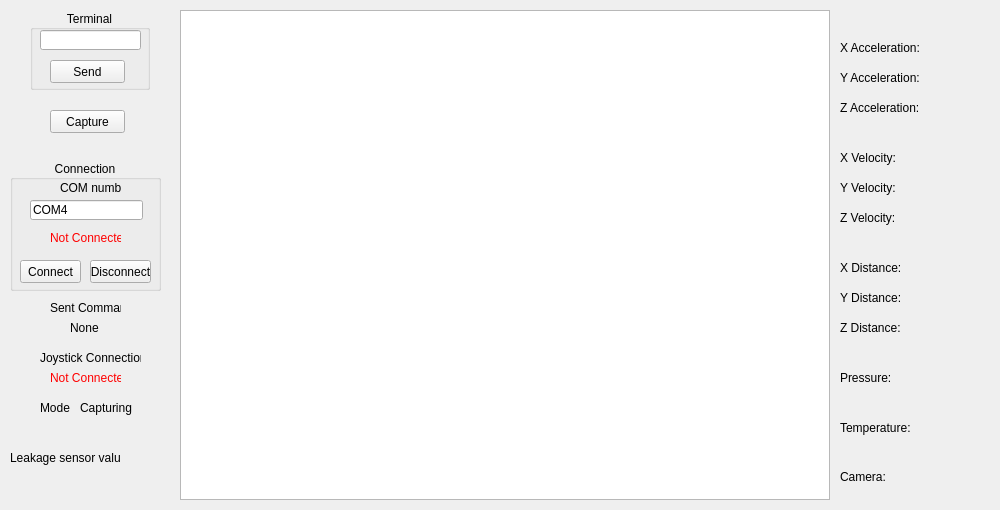
Before: the Qt Designer form ROV15/mainwindow.ui in youssefMagdy29/ROV-15, drawn with Qt 5.
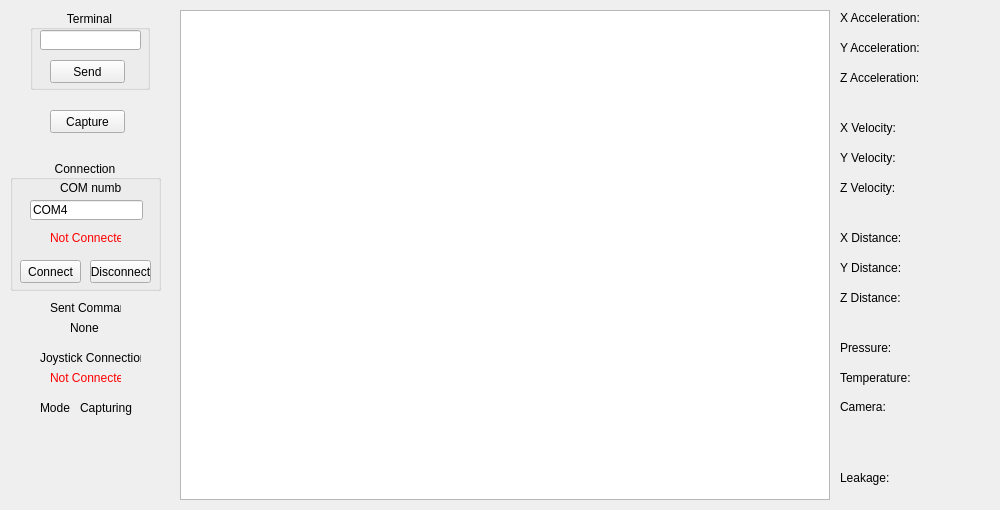
After: the same form once the commit is applied.

Commit message: initial view of readings

Patch:
```diff
--- a/ROV15/mainwindow.ui
+++ b/ROV15/mainwindow.ui
@@ -223,14 +223,14 @@
    <widget class="QLabel" name="labelLeakage">
     <property name="geometry">
      <rect>
-      <x>10</x>
-      <y>450</y>
-      <width>111</width>
+      <x>840</x>
+      <y>470</y>
+      <width>51</width>
       <height>16</height>
      </rect>
     </property>
     <property name="text">
-     <string>Leakage sensor value:</string>
+     <string>Leakage:</string>
     </property>
     <property name="alignment">
      <set>Qt::AlignLeading|Qt::AlignLeft|Qt::AlignVCenter</set>
@@ -239,8 +239,8 @@
    <widget class="QLabel" name="valueLeakage">
     <property name="geometry">
      <rect>
-      <x>120</x>
-      <y>450</y>
+      <x>900</x>
+      <y>470</y>
       <width>61</width>
       <height>16</height>
      </rect>
@@ -295,7 +295,7 @@
     <property name="geometry">
      <rect>
       <x>840</x>
-      <y>40</y>
+      <y>10</y>
       <width>81</width>
       <height>16</height>
      </rect>
@@ -308,7 +308,7 @@
     <property name="geometry">
      <rect>
       <x>920</x>
-      <y>40</y>
+      <y>10</y>
       <width>71</width>
       <height>16</height>
      </rect>
@@ -321,7 +321,7 @@
     <property name="geometry">
      <rect>
       <x>920</x>
-      <y>70</y>
+      <y>40</y>
       <width>71</width>
       <height>16</height>
      </rect>
@@ -334,7 +334,7 @@
     <property name="geometry">
      <rect>
       <x>840</x>
-      <y>70</y>
+      <y>40</y>
       <width>81</width>
       <height>16</height>
      </rect>
@@ -347,7 +347,7 @@
     <property name="geometry">
      <rect>
       <x>920</x>
-      <y>100</y>
+      <y>70</y>
       <width>71</width>
       <height>16</height>
      </rect>
@@ -360,7 +360,7 @@
     <property name="geometry">
      <rect>
       <x>840</x>
-      <y>100</y>
+      <y>70</y>
       <width>81</width>
       <height>16</height>
      </rect>
@@ -373,7 +373,7 @@
     <property name="geometry">
      <rect>
       <x>920</x>
-      <y>150</y>
+      <y>120</y>
       <width>71</width>
       <height>16</height>
      </rect>
@@ -386,7 +386,7 @@
     <property name="geometry">
      <rect>
       <x>840</x>
-      <y>150</y>
+      <y>120</y>
       <width>81</width>
       <height>16</height>
      </rect>
@@ -399,7 +399,7 @@
     <property name="geometry">
      <rect>
       <x>920</x>
-      <y>180</y>
+      <y>150</y>
       <width>71</width>
       <height>16</height>
      </rect>
@@ -412,7 +412,7 @@
     <property name="geometry">
      <rect>
       <x>840</x>
-      <y>180</y>
+      <y>150</y>
       <width>81</width>
       <height>16</height>
      </rect>
@@ -425,7 +425,7 @@
     <property name="geometry">
      <rect>
       <x>920</x>
-      <y>210</y>
+      <y>180</y>
       <width>71</width>
       <height>16</height>
      </rect>
@@ -438,7 +438,7 @@
     <property name="geometry">
      <rect>
       <x>840</x>
-      <y>210</y>
+      <y>180</y>
       <width>81</width>
       <height>16</height>
      </rect>
@@ -451,7 +451,7 @@
     <property name="geometry">
      <rect>
       <x>920</x>
-      <y>260</y>
+      <y>230</y>
       <width>71</width>
       <height>16</height>
      </rect>
@@ -464,7 +464,7 @@
     <property name="geometry">
      <rect>
       <x>840</x>
-      <y>260</y>
+      <y>230</y>
       <width>81</width>
       <height>16</height>
      </rect>
@@ -477,7 +477,7 @@
     <property name="geometry">
      <rect>
       <x>920</x>
-      <y>290</y>
+      <y>260</y>
       <width>71</width>
       <height>16</height>
      </rect>
@@ -490,7 +490,7 @@
     <property name="geometry">
      <rect>
       <x>840</x>
-      <y>290</y>
+      <y>260</y>
       <width>81</width>
       <height>16</height>
      </rect>
@@ -503,7 +503,7 @@
     <property name="geometry">
      <rect>
       <x>920</x>
-      <y>320</y>
+      <y>290</y>
       <width>71</width>
       <height>16</height>
      </rect>
@@ -516,7 +516,7 @@
     <property name="geometry">
      <rect>
       <x>840</x>
-      <y>320</y>
+      <y>290</y>
       <width>81</width>
       <height>16</height>
      </rect>
@@ -529,7 +529,7 @@
     <property name="geometry">
      <rect>
       <x>840</x>
-      <y>370</y>
+      <y>340</y>
       <width>51</width>
       <height>16</height>
      </rect>
@@ -542,7 +542,7 @@
     <property name="geometry">
      <rect>
       <x>910</x>
-      <y>370</y>
+      <y>340</y>
       <width>47</width>
       <height>16</height>
      </rect>
@@ -555,7 +555,7 @@
     <property name="geometry">
      <rect>
       <x>840</x>
-      <y>420</y>
+      <y>370</y>
       <width>71</width>
       <height>16</height>
      </rect>
@@ -568,7 +568,7 @@
     <property name="geometry">
      <rect>
       <x>920</x>
-      <y>420</y>
+      <y>370</y>
       <width>47</width>
       <height>13</height>
      </rect>
@@ -581,7 +581,7 @@
     <property name="geometry">
      <rect>
       <x>840</x>
-      <y>470</y>
+      <y>400</y>
       <width>47</width>
       <height>13</height>
      </rect>
@@ -594,7 +594,7 @@
     <property name="geometry">
      <rect>
       <x>910</x>
-      <y>470</y>
+      <y>400</y>
       <width>47</width>
       <height>13</height>
      </rect>
```
The commit also changes 2 other files.
